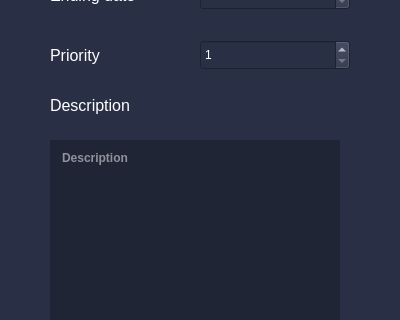
The window that ETM/AddTask.ui (yusufnasserdev/Employees-Task-Manager) describes before a commit, drawn with Qt 5; both pictures show x 0 to 400 and y 190 to 510 of the 400 by 600 pixel window.
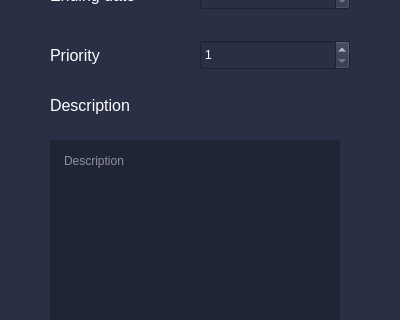
The same window after the commit. Icons and pictures are not drawn.

Commit message: Add: fixed size for all windows Fix: Description not entering new line Fix: cells in qtableView Add: Capitalized the first letter of the username

```diff
--- a/ETM/AddTask.ui
+++ b/ETM/AddTask.ui
@@ -234,27 +234,7 @@
     <string>Ending date</string>
    </property>
   </widget>
-  <widget class="QLineEdit" name="description">
-   <property name="geometry">
-    <rect>
-     <x>50</x>
-     <y>330</y>
-     <width>290</width>
-     <height>201</height>
-    </rect>
-   </property>
-   <property name="styleSheet">
-    <string notr="true">border: none;
-background-color: rgb(32, 37, 54)</string>
-   </property>
-   <property name="alignment">
-    <set>Qt::AlignLeading|Qt::AlignLeft|Qt::AlignTop</set>
-   </property>
-   <property name="placeholderText">
-    <string>Description</string>
-   </property>
-  </widget>
-  <widget class="QLabel" name="label_6">
+  <widget class="QLabel" name="label_Priority">
    <property name="geometry">
     <rect>
      <x>50</x>
@@ -378,6 +358,32 @@
     </size>
    </property>
   </widget>
+  <widget class="QTextEdit" name="description">
+   <property name="geometry">
+    <rect>
+     <x>50</x>
+     <y>330</y>
+     <width>290</width>
+     <height>200</height>
+    </rect>
+   </property>
+   <property name="styleSheet">
+    <string notr="true">border: none;
+background-color: rgb(32, 37, 54);
+padding: 10px;
+</string>
+   </property>
+   <property name="html">
+    <string>&lt;!DOCTYPE HTML PUBLIC &quot;-//W3C//DTD HTML 4.0//EN&quot; &quot;http://www.w3.org/TR/REC-html40/strict.dtd&quot;&gt;
+&lt;html&gt;&lt;head&gt;&lt;meta name=&quot;qrichtext&quot; content=&quot;1&quot; /&gt;&lt;style type=&quot;text/css&quot;&gt;
+p, li { white-space: pre-wrap; }
+&lt;/style&gt;&lt;/head&gt;&lt;body style=&quot; font-family:'MS Shell Dlg 2'; font-size:7.8pt; font-weight:400; font-style:normal;&quot;&gt;
+&lt;p style=&quot;-qt-paragraph-type:empty; margin-top:0px; margin-bottom:0px; margin-left:0px; margin-right:0px; -qt-block-indent:0; text-indent:0px;&quot;&gt;&lt;br /&gt;&lt;/p&gt;&lt;/body&gt;&lt;/html&gt;</string>
+   </property>
+   <property name="placeholderText">
+    <string>Description</string>
+   </property>
+  </widget>
  </widget>
  <layoutdefault spacing="6" margin="11"/>
  <resources/>
```
Left out of the diff: 6 changed lines with no effect on the pictures. The commit also changes 12 other files.
